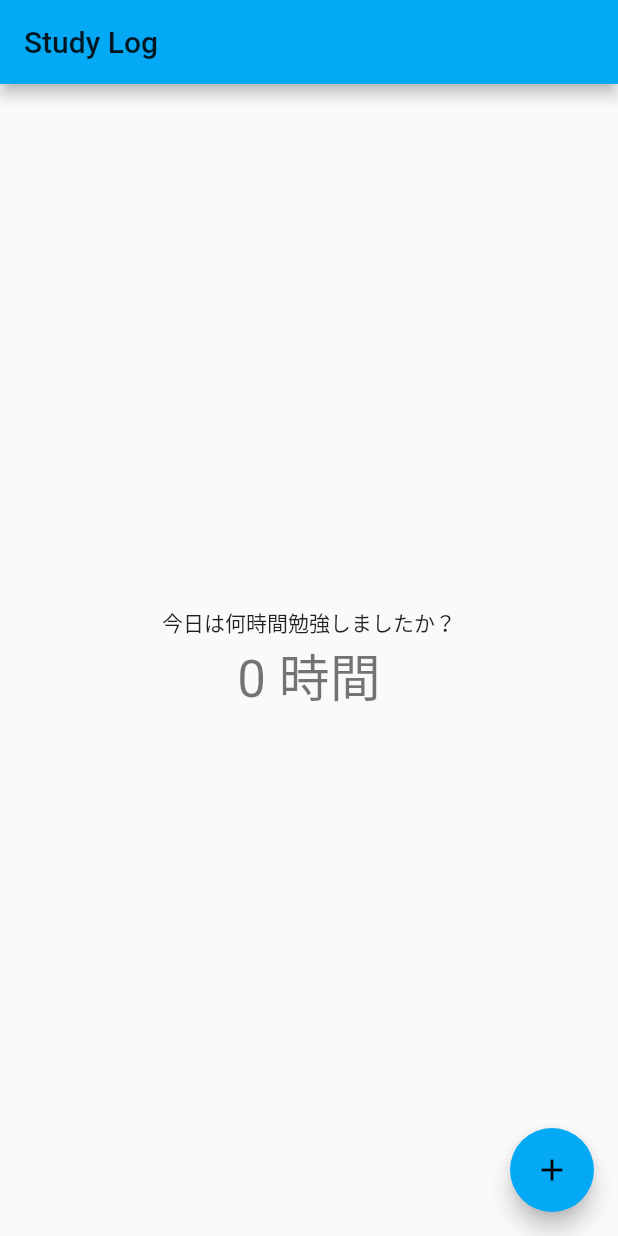
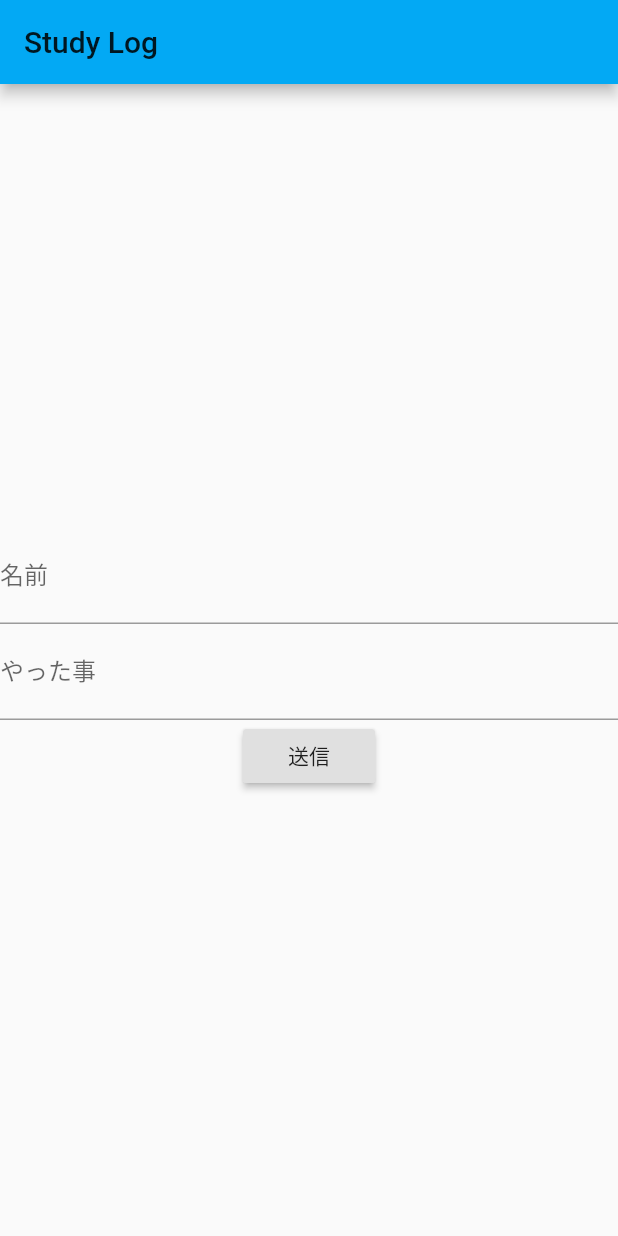
Before and after one commit to nanakamado/studyLogApp, a Flutter app: the screen it shows after launch, on a phone screen of 412 x 824 dp. Run offline on Flutter 3.47's test engine with Material 2 defaults, Android fonts, the phone set to English and light mode, and no system bars.

Commit message:
update: テキストフォームの作成

```diff
--- a/study_log_app/lib/main.dart
+++ b/study_log_app/lib/main.dart
@@ -27,14 +27,24 @@ class MyHomePage extends StatefulWidget {
   _MyHomePageState createState() => _MyHomePageState();
 }
 
+class commentRequest {
+  final String userId;
+  final String comment;
+  commentRequest({
+    this.userId,
+    this.comment,
+  });
+  Map<String, dynamic> toJson() => {
+    'name': userId,
+    'comment': comment,
+  };
+}
+
 class _MyHomePageState extends State<MyHomePage> {
-  int _counter = 0;
+  final _formKey = GlobalKey<FormState>();
+  String _userId = '';
+  String _comment = '';
 
-  void _incrementCounter() {
-    setState(() {
-      _counter++;
-    });
-  }
 
   @override
   Widget build(BuildContext context) {
@@ -46,21 +56,37 @@ class _MyHomePageState extends State<MyHomePage> {
         child: Column(
           mainAxisAlignment: MainAxisAlignment.center,
           children: <Widget>[
-            Text(
-              '今日は何時間勉強しましたか？',
+
+            new TextFormField(
+              enabled: true,
+              obscureText: false,
+              decoration: const InputDecoration(
+                hintText:"名前を入力してください",
+                labelText: "名前"
+              ),
             ),
-            Text(
-              '$_counter ' + '時間',
-              style: Theme.of(context).textTheme.headline4,
+            new TextFormField(
+              enabled: true,
+              obscureText: false,
+              decoration: const InputDecoration(
+                hintText: "やった事を入力してくだい",
+                labelText:"やった事"
+              ),
             ),
+            RaisedButton(
+              onPressed: _submission,
+              child: Text('送信'),
+            )
           ],
         ),
       ),
-      floatingActionButton: FloatingActionButton(
-        onPressed: _incrementCounter,
-        tooltip: 'Increment',
-        child: Icon(Icons.add),
-      ), // This trailing comma makes auto-formatting nicer for build methods.
     );
   }
+  void _submission() {
+    var request = new commentRequest(userId: this._userId, comment: this._comment);
+    var url = "http://127.0.0.0/commentStudyLog";
+    print(request);
+    print(url);
+  }
+
 }
```
